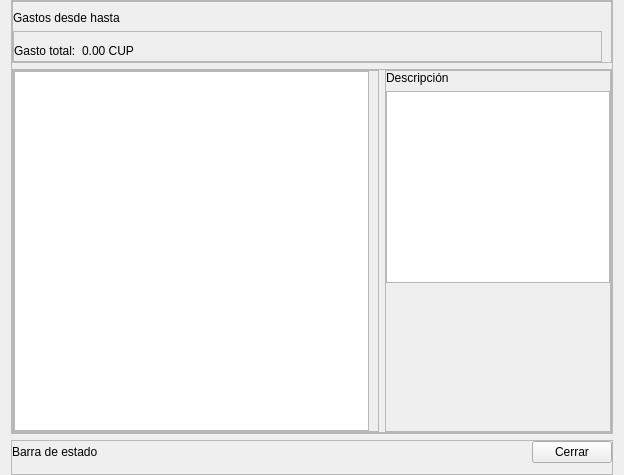
Above: view/ui/expenses_visualization.ui from R0land013/blue-pos before the change. Below: the same form after it.
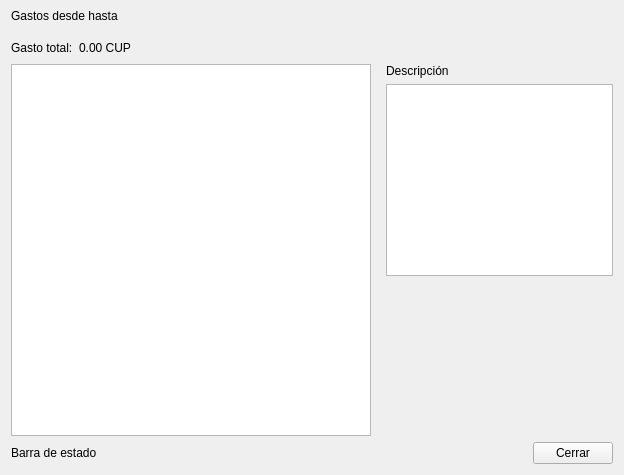
That is the form after the change.

Commit message:
Style: Se eliminaron los bordes de los frames de la app
	Los bordes se mostraban en Gnome, pero en windows no se mostraban.

The edit to the form file:
```diff
--- a/view/ui/expenses_visualization.ui
+++ b/view/ui/expenses_visualization.ui
@@ -23,7 +23,7 @@
    <item>
     <widget class="QFrame" name="main_content_frame">
      <property name="frameShape">
-      <enum>QFrame::StyledPanel</enum>
+      <enum>QFrame::NoFrame</enum>
      </property>
      <property name="frameShadow">
       <enum>QFrame::Raised</enum>
@@ -44,7 +44,7 @@
       <item>
        <widget class="QFrame" name="frame">
         <property name="frameShape">
-         <enum>QFrame::StyledPanel</enum>
+         <enum>QFrame::NoFrame</enum>
         </property>
         <property name="frameShadow">
          <enum>QFrame::Raised</enum>
@@ -66,7 +66,7 @@
          <item>
           <widget class="QFrame" name="frame_3">
            <property name="frameShape">
-            <enum>QFrame::StyledPanel</enum>
+            <enum>QFrame::NoFrame</enum>
            </property>
            <property name="frameShadow">
             <enum>QFrame::Raised</enum>
@@ -129,7 +129,7 @@
       <item>
        <widget class="QFrame" name="frame_4">
         <property name="frameShape">
-         <enum>QFrame::StyledPanel</enum>
+         <enum>QFrame::NoFrame</enum>
         </property>
         <property name="frameShadow">
          <enum>QFrame::Raised</enum>
@@ -156,7 +156,7 @@
             </sizepolicy>
            </property>
            <property name="frameShape">
-            <enum>QFrame::StyledPanel</enum>
+            <enum>QFrame::NoFrame</enum>
            </property>
            <property name="frameShadow">
             <enum>QFrame::Raised</enum>
@@ -193,7 +193,7 @@
             </sizepolicy>
            </property>
            <property name="frameShape">
-            <enum>QFrame::StyledPanel</enum>
+            <enum>QFrame::NoFrame</enum>
            </property>
            <property name="frameShadow">
             <enum>QFrame::Raised</enum>
@@ -256,7 +256,7 @@
    <item>
     <widget class="QFrame" name="frame_2">
      <property name="frameShape">
-      <enum>QFrame::StyledPanel</enum>
+      <enum>QFrame::NoFrame</enum>
      </property>
      <property name="frameShadow">
       <enum>QFrame::Raised</enum>
```
The commit also changes 20 other files.
